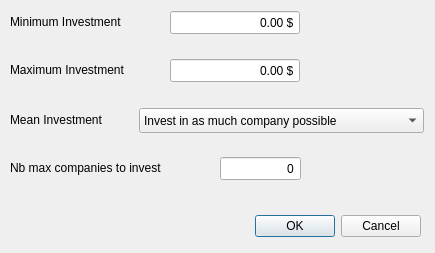
This is QT/DialogPopUp.ui in Gendostie/market-analysis as Qt 5 draws it before an edit. The edited form follows.
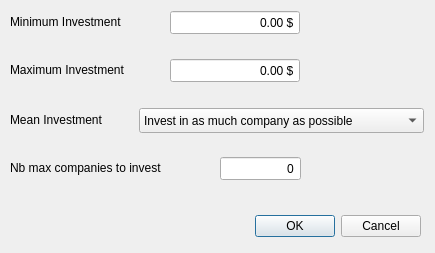
This is the edited form.

What changed in the file:
```diff
--- a/QT/DialogPopUp.ui
+++ b/QT/DialogPopUp.ui
@@ -116,7 +116,7 @@
    </property>
    <item>
     <property name="text">
-     <string>Invest in as much company possible</string>
+     <string>Invest in as much company as possible</string>
     </property>
    </item>
    <item>
```
Left out of the diff: 14 changed lines with no effect on the pictures.
